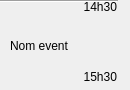
First picture: the form in LO21app/eventwidget.ui, repository mmewen/LO21, before the edit.
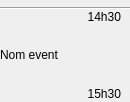
Second picture: the form after the edit.

Patch:
```diff
--- a/LO21app/eventwidget.ui
+++ b/LO21app/eventwidget.ui
@@ -7,85 +7,108 @@
     <x>0</x>
     <y>0</y>
     <width>130</width>
-    <height>90</height>
+    <height>102</height>
    </rect>
   </property>
   <property name="sizePolicy">
-   <sizepolicy hsizetype="Fixed" vsizetype="Expanding">
+   <sizepolicy hsizetype="Fixed" vsizetype="Fixed">
     <horstretch>0</horstretch>
     <verstretch>0</verstretch>
    </sizepolicy>
   </property>
   <property name="minimumSize">
    <size>
-    <width>120</width>
-    <height>60</height>
+    <width>130</width>
+    <height>90</height>
    </size>
   </property>
   <property name="windowTitle">
    <string>Form</string>
   </property>
-  <widget class="QLabel" name="titre">
-   <property name="geometry">
-    <rect>
-     <x>10</x>
-     <y>20</y>
-     <width>111</width>
-     <height>51</height>
-    </rect>
-   </property>
-   <property name="text">
-    <string>Nom event</string>
-   </property>
-   <property name="wordWrap">
-    <bool>true</bool>
-   </property>
-  </widget>
-  <widget class="QLabel" name="date_debut">
-   <property name="geometry">
-    <rect>
-     <x>50</x>
-     <y>0</y>
-     <width>67</width>
-     <height>17</height>
-    </rect>
-   </property>
-   <property name="text">
-    <string>14h30</string>
-   </property>
-   <property name="alignment">
-    <set>Qt::AlignRight|Qt::AlignTop|Qt::AlignTrailing</set>
-   </property>
-  </widget>
-  <widget class="QLabel" name="date_fin">
-   <property name="geometry">
-    <rect>
-     <x>50</x>
-     <y>70</y>
-     <width>67</width>
-     <height>17</height>
-    </rect>
-   </property>
-   <property name="text">
-    <string>15h30</string>
-   </property>
-   <property name="alignment">
-    <set>Qt::AlignRight|Qt::AlignTop|Qt::AlignTrailing</set>
-   </property>
-  </widget>
+  <property name="autoFillBackground">
+   <bool>false</bool>
+  </property>
   <widget class="Line" name="line">
    <property name="geometry">
     <rect>
      <x>0</x>
      <y>0</y>
-     <width>118</width>
-     <height>3</height>
+     <width>141</width>
+     <height>16</height>
     </rect>
    </property>
    <property name="orientation">
     <enum>Qt::Horizontal</enum>
    </property>
   </widget>
+  <widget class="QWidget" name="verticalLayoutWidget">
+   <property name="geometry">
+    <rect>
+     <x>0</x>
+     <y>10</y>
+     <width>121</width>
+     <height>91</height>
+    </rect>
+   </property>
+   <layout class="QVBoxLayout" name="verticalLayout_2">
+    <item>
+     <widget class="QLabel" name="date_debut">
+      <property name="text">
+       <string>14h30</string>
+      </property>
+      <property name="alignment">
+       <set>Qt::AlignRight|Qt::AlignTop|Qt::AlignTrailing</set>
+      </property>
+     </widget>
+    </item>
+    <item>
+     <spacer name="verticalSpacer_2">
+      <property name="orientation">
+       <enum>Qt::Vertical</enum>
+      </property>
+      <property name="sizeHint" stdset="0">
+       <size>
+        <width>20</width>
+        <height>40</height>
+       </size>
+      </property>
+     </spacer>
+    </item>
+    <item>
+     <widget class="QLabel" name="titre">
+      <property name="text">
+       <string>Nom event</string>
+      </property>
+      <property name="wordWrap">
+       <bool>true</bool>
+      </property>
+     </widget>
+    </item>
+    <item>
+     <spacer name="verticalSpacer">
+      <property name="orientation">
+       <enum>Qt::Vertical</enum>
+      </property>
+      <property name="sizeHint" stdset="0">
+       <size>
+        <width>20</width>
+        <height>40</height>
+       </size>
+      </property>
+     </spacer>
+    </item>
+    <item>
+     <widget class="QLabel" name="date_fin">
+      <property name="text">
+       <string>15h30</string>
+      </property>
+      <property name="alignment">
+       <set>Qt::AlignRight|Qt::AlignTop|Qt::AlignTrailing</set>
+      </property>
+     </widget>
+    </item>
+   </layout>
+  </widget>
  </widget>
  <resources/>
  <connections/>
```
